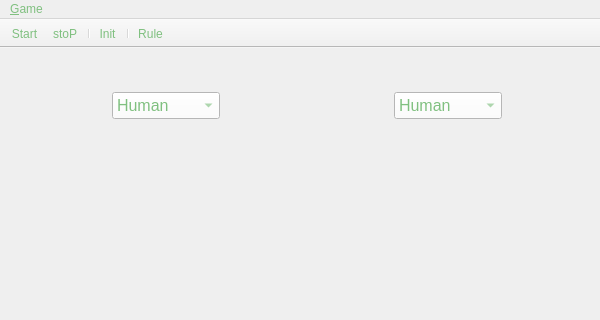
The window that QtMate/QtMate/MainWindow.ui (vivisuke/QtMate) describes before a commit, drawn with Qt 5; both pictures show x 0 to 600 and y 0 to 320 of the 600 by 859 pixel window.
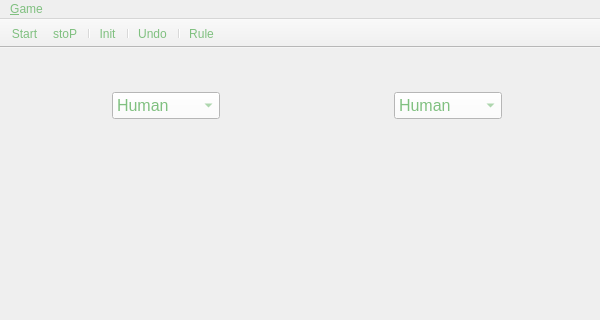
The same window after the commit. Icons and pictures are not drawn. Custom widgets are drawn as their Qt base class.

Commit message: 0056 ◎ C 12/04 12/05 0.001│ToDo│undo_put(x, y) 0057 ◎ C 12/04 12/05 0.001│ToDo│undo アクション追加

The edit to the form file:
```diff
--- a/QtMate/QtMate/MainWindow.ui
+++ b/QtMate/QtMate/MainWindow.ui
@@ -324,6 +324,8 @@
    <addaction name="separator"/>
    <addaction name="action_Init"/>
    <addaction name="separator"/>
+   <addaction name="action_Undo"/>
+   <addaction name="separator"/>
    <addaction name="action_Rule"/>
   </widget>
   <widget class="QStatusBar" name="statusBar"/>
@@ -372,6 +374,15 @@
     <enum>QAction::MenuRole::NoRole</enum>
    </property>
   </action>
+  <action name="action_Undo">
+   <property name="icon">
+    <iconset>
+     <normaloff>images/undo.png</normaloff>images/undo.png</iconset>
+   </property>
+   <property name="text">
+    <string>&amp;Undo</string>
+   </property>
+  </action>
  </widget>
  <layoutdefault spacing="6" margin="11"/>
  <customwidgets>
```
Left out of the diff: 1 changed line with no effect on the pictures. The commit also changes 5 other files.
